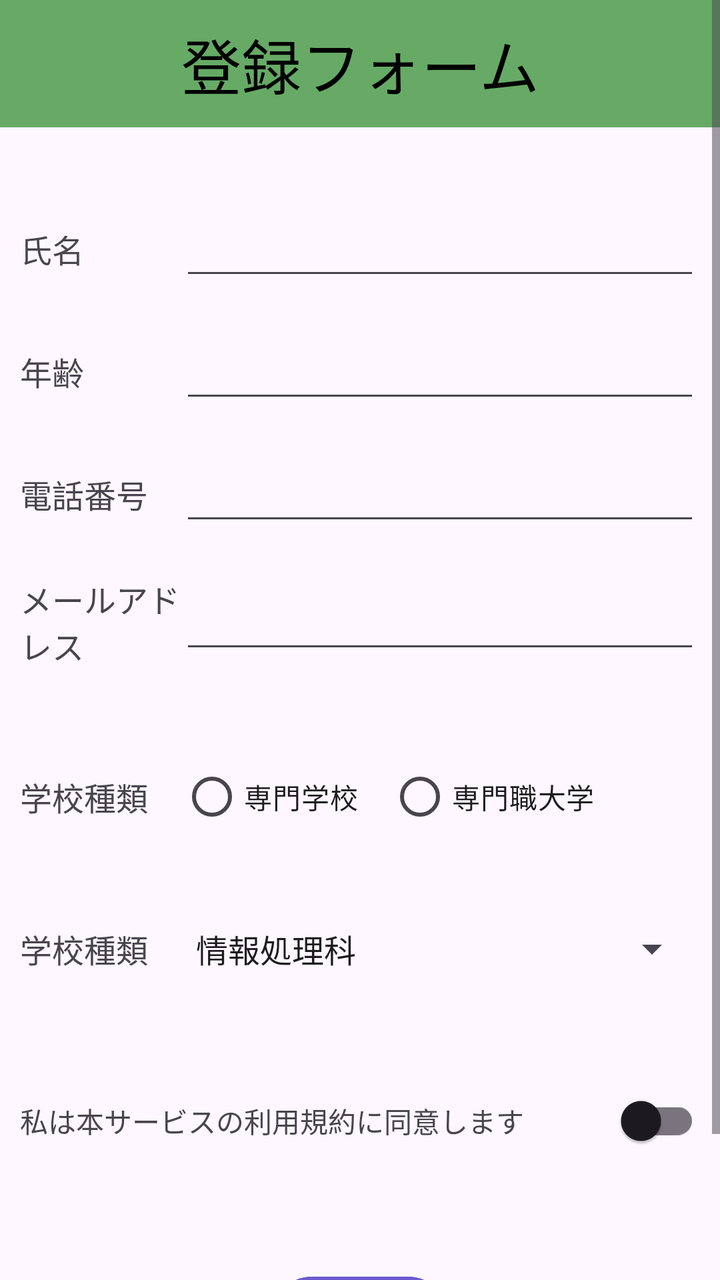
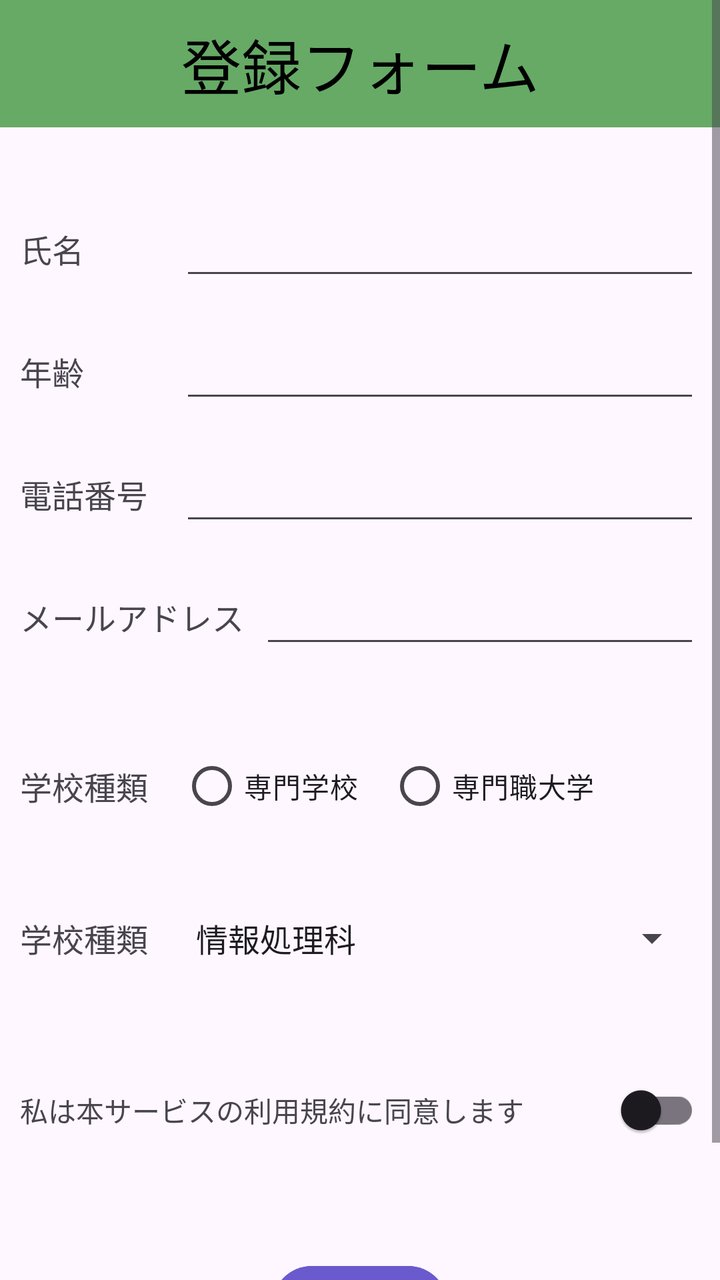

Before-and-after screenshots of an Android layout around one commit, followed by the original layout XML and the change that was made.
<!-- AndroidManifest.xml: application theme Theme.Ex0202 -->
<!-- res/layout/activity_main.xml -->
<?xml version="1.0" encoding="utf-8"?>
<ScrollView
    xmlns:android="http://schemas.android.com/apk/res/android"
    android:id="@+id/main"
    android:layout_width="match_parent"
    android:layout_height="match_parent"
    android:fillViewport="true">

    <LinearLayout
        android:layout_width="match_parent"
        android:layout_height="wrap_content"
        android:orientation="vertical"
        android:paddingBottom="40dp">

        
        <TextView
            android:id="@+id/tvTitle"
            android:layout_width="match_parent"
            android:layout_height="wrap_content"
            android:layout_marginBottom="40dp"
            android:background="#66aa66"
            android:gravity="center"
            android:paddingTop="10dp"
            android:paddingBottom="10dp"
            android:text="@string/title_form"
            android:textSize="30sp"
            android:textColor="#000000" />

        
        <LinearLayout
            android:layout_width="match_parent"
            android:layout_height="wrap_content"
            android:layout_marginBottom="20dp"
            android:orientation="horizontal"
            android:gravity="center_vertical"
            android:paddingStart="10dp"
            android:paddingEnd="10dp">

            <TextView
                android:id="@+id/tvLabelName"
                android:layout_width="80dp"
                android:layout_height="wrap_content"
                android:text="@string/label_name"
                android:textSize="16sp" />

            <EditText
                android:id="@+id/etName"
                android:layout_width="0dp"
                android:layout_height="wrap_content"
                android:layout_weight="1"
                android:inputType="text" />
        </LinearLayout>

        
        <LinearLayout
            android:layout_width="match_parent"
            android:layout_height="wrap_content"
            android:layout_marginBottom="20dp"
            android:orientation="horizontal"
            android:gravity="center_vertical"
            android:paddingStart="10dp"
            android:paddingEnd="10dp">

            <TextView
                android:id="@+id/tvLabelAge"
                android:layout_width="80dp"
                android:layout_height="wrap_content"
                android:text="@string/label_age"
                android:textSize="16sp" />

            <EditText
                android:id="@+id/etAge"
                android:layout_width="0dp"
                android:layout_height="wrap_content"
                android:layout_weight="1"
                android:inputType="number" />
        </LinearLayout>

        
        <LinearLayout
            android:layout_width="match_parent"
            android:layout_height="wrap_content"
            android:layout_marginBottom="20dp"
            android:orientation="horizontal"
            android:gravity="center_vertical"
            android:paddingStart="10dp"
            android:paddingEnd="10dp">

            <TextView
                android:id="@+id/tvLabelPhone"
                android:layout_width="80dp"
                android:layout_height="wrap_content"
                android:text="@string/label_phone"
                android:textSize="16sp" />

            <EditText
                android:id="@+id/etPhone"
                android:layout_width="0dp"
                android:layout_height="wrap_content"
                android:layout_weight="1"
                android:inputType="phone" />
        </LinearLayout>

        
        <LinearLayout
            android:layout_width="match_parent"
            android:layout_height="wrap_content"
            android:layout_marginBottom="40dp"
            android:orientation="horizontal"
            android:gravity="center_vertical"
            android:paddingStart="10dp"
            android:paddingEnd="10dp">

            <TextView
                android:id="@+id/tvLabelEmail"
                android:layout_width="80dp"
                android:layout_height="wrap_content"
                android:text="@string/label_email"
                android:textSize="16sp" />

            <EditText
                android:id="@+id/etEmail"
                android:layout_width="0dp"
                android:layout_height="wrap_content"
                android:layout_weight="1"
                android:inputType="textEmailAddress" />
        </LinearLayout>

        
        <LinearLayout
            android:layout_width="match_parent"
            android:layout_height="wrap_content"
            android:layout_marginBottom="40dp"
            android:orientation="horizontal"
            android:gravity="center_vertical"
            android:paddingStart="10dp"
            android:paddingEnd="10dp">

            <TextView
                android:id="@+id/tvLabelSchoolType"
                android:layout_width="80dp"
                android:layout_height="wrap_content"
                android:text="@string/label_school_type"
                android:textSize="16sp" />

            <RadioGroup
                android:id="@+id/rgSchoolType"
                android:layout_width="wrap_content"
                android:layout_height="wrap_content"
                android:orientation="horizontal">

                <RadioButton
                    android:id="@+id/rbVocation"
                    android:layout_width="wrap_content"
                    android:layout_height="wrap_content"
                    android:layout_marginEnd="15dp"
                    android:text="@string/radio_vocation" />

                <RadioButton
                    android:id="@+id/rbUniv"
                    android:layout_width="wrap_content"
                    android:layout_height="wrap_content"
                    android:layout_marginEnd="15dp"
                    android:text="@string/radio_univ" />
            </RadioGroup>
        </LinearLayout>

        
        <LinearLayout
            android:layout_width="match_parent"
            android:layout_height="wrap_content"
            android:layout_marginBottom="40dp"
            android:orientation="horizontal"
            android:gravity="center_vertical"
            android:paddingStart="10dp"
            android:paddingEnd="10dp">

            <TextView
                android:id="@+id/tvLabelCourse"
                android:layout_width="80dp"
                android:layout_height="wrap_content"
                android:text="@string/label_school_type"
                android:textSize="16sp" />

            <Spinner
                android:id="@+id/spCourse"
                android:layout_width="match_parent"
                android:layout_height="wrap_content"
                android:entries="@array/course_array" />
        </LinearLayout>

        
        <LinearLayout
            android:layout_width="match_parent"
            android:layout_height="wrap_content"
            android:layout_marginBottom="40dp"
            android:orientation="horizontal"
            android:gravity="center_vertical"
            android:padding="10dp">

            <TextView
                android:id="@+id/tvLabelAgree"
                android:layout_width="0dp"
                android:layout_height="wrap_content"
                android:layout_weight="1"
                android:text="@string/label_agree"
                android:textSize="14sp" />

            <androidx.appcompat.widget.SwitchCompat
                android:id="@+id/swAgree"
                android:layout_width="wrap_content"
                android:layout_height="wrap_content" />
        </LinearLayout>

        
        <Button
            android:id="@+id/btnSend"
            android:layout_width="wrap_content"
            android:layout_height="wrap_content"
            android:layout_gravity="center_horizontal"
            android:backgroundTint="#6a5acd"
            android:text="@string/btn_send"
            android:textColor="#ffffff" />

    </LinearLayout>
</ScrollView>
<!-- resources referenced by this layout -->
<resources>
  <string-array name="course_array">
          <item>情報処理科</item>
          <item>情報システム開発科</item>
          <item>高度情報処理科</item>
          <item>DXスペシャリスト科</item>
          <item>モバイルアプリケーション開発科</item>
          <item>Webデザイン科</item>
      </string-array>
  <string name="btn_send">送信</string>
  <string name="label_age">年齢</string>
  <string name="label_agree">私は本サービスの利用規約に同意します</string>
  <string name="label_email">メールアドレス</string>
  <string name="label_name">氏名</string>
  <string name="label_phone">電話番号</string>
  <string name="label_school_type">学校種類</string>
  <string name="radio_univ">専門職大学</string>
  <string name="radio_vocation">専門学校</string>
  <string name="title_form">登録フォーム</string>
  <style name="Theme.Ex0202" parent="Base.Theme.Ex0202" />
  <style name="Base.Theme.Ex0202" parent="Theme.Material3.DayNight.NoActionBar">
          
          
      </style>
</resources>

<!-- the commit's change to res/layout/activity_main.xml (unified diff, before → after) -->
@@ -113,7 +113,7 @@
 
             <TextView
                 android:id="@+id/tvLabelEmail"
-                android:layout_width="80dp"
+                android:layout_width="120dp"
                 android:layout_height="wrap_content"
                 android:text="@string/label_email"
                 android:textSize="16sp" />
